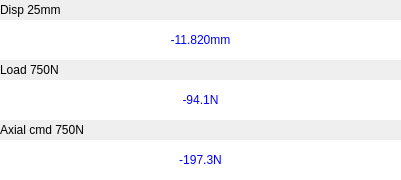
This is SWDev/SWDev/DispLoadAxial.ui in PingJian2019/sw-device as Qt 5 draws it before an edit. The edited form follows.
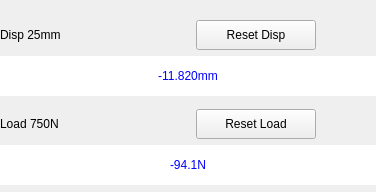
This is the edited form.

Patch:
```diff
--- a/SWDev/SWDev/DispLoadAxial.ui
+++ b/SWDev/SWDev/DispLoadAxial.ui
@@ -6,8 +6,8 @@
    <rect>
     <x>0</x>
     <y>0</y>
-    <width>401</width>
-    <height>180</height>
+    <width>376</width>
+    <height>192</height>
    </rect>
   </property>
   <property name="windowTitle">
@@ -15,14 +15,11 @@
   </property>
   <widget class="QWidget" name="centralwidget">
    <layout class="QVBoxLayout" name="verticalLayout">
-    <property name="spacing">
-     <number>0</number>
-    </property>
     <property name="leftMargin">
      <number>0</number>
     </property>
     <property name="topMargin">
-     <number>0</number>
+     <number>20</number>
     </property>
     <property name="rightMargin">
      <number>0</number>
@@ -31,17 +28,50 @@
      <number>0</number>
     </property>
     <item>
-     <widget class="QLabel" name="m_dispTitle">
-      <property name="minimumSize">
-       <size>
-        <width>0</width>
-        <height>20</height>
-       </size>
+     <layout class="QHBoxLayout" name="horizontalLayout">
+      <property name="rightMargin">
+       <number>60</number>
       </property>
-      <property name="text">
-       <string>Disp 25mm</string>
-      </property>
-     </widget>
+      <item>
+       <widget class="QLabel" name="m_dispTitle">
+        <property name="minimumSize">
+         <size>
+          <width>0</width>
+          <height>30</height>
+         </size>
+        </property>
+        <property name="text">
+         <string>Disp 25mm</string>
+        </property>
+       </widget>
+      </item>
+      <item>
+       <spacer name="horizontalSpacer_2">
+        <property name="orientation">
+         <enum>Qt::Horizontal</enum>
+        </property>
+        <property name="sizeHint" stdset="0">
+         <size>
+          <width>40</width>
+          <height>20</height>
+         </size>
+        </property>
+       </spacer>
+      </item>
+      <item>
+       <widget class="QPushButton" name="pushButton">
+        <property name="minimumSize">
+         <size>
+          <width>120</width>
+          <height>30</height>
+         </size>
+        </property>
+        <property name="text">
+         <string>Reset Disp</string>
+        </property>
+       </widget>
+      </item>
+     </layout>
     </item>
     <item>
      <widget class="QLabel" name="m_dispValue">
@@ -71,17 +101,63 @@
      </widget>
     </item>
     <item>
-     <widget class="QLabel" name="m_loadTitle">
-      <property name="minimumSize">
+     <spacer name="verticalSpacer_2">
+      <property name="orientation">
+       <enum>Qt::Vertical</enum>
+      </property>
+      <property name="sizeHint" stdset="0">
        <size>
-        <width>0</width>
-        <height>20</height>
+        <width>20</width>
+        <height>40</height>
        </size>
       </property>
-      <property name="text">
-       <string>Load 750N</string>
+     </spacer>
+    </item>
+    <item>
+     <layout class="QHBoxLayout" name="horizontalLayout_2">
+      <property name="rightMargin">
+       <number>60</number>
       </property>
-     </widget>
+      <item>
+       <widget class="QLabel" name="m_loadTitle">
+        <property name="minimumSize">
+         <size>
+          <width>0</width>
+          <height>20</height>
+         </size>
+        </property>
+        <property name="text">
+         <string>Load 750N</string>
+        </property>
+       </widget>
+      </item>
+      <item>
+       <spacer name="horizontalSpacer_3">
+        <property name="orientation">
+         <enum>Qt::Horizontal</enum>
+        </property>
+        <property name="sizeHint" stdset="0">
+         <size>
+          <width>40</width>
+          <height>20</height>
+         </size>
+        </property>
+       </spacer>
+      </item>
+      <item>
+       <widget class="QPushButton" name="pushButton_2">
+        <property name="minimumSize">
+         <size>
+          <width>120</width>
+          <height>30</height>
+         </size>
+        </property>
+        <property name="text">
+         <string>Reset Load</string>
+        </property>
+       </widget>
+      </item>
+     </layout>
     </item>
     <item>
      <widget class="QLabel" name="m_loadValue">
@@ -111,44 +187,17 @@
      </widget>
     </item>
     <item>
-     <widget class="QLabel" name="m_axialTitle">
-      <property name="minimumSize">
-       <size>
-        <width>0</width>
-        <height>20</height>
-       </size>
+     <spacer name="verticalSpacer">
+      <property name="orientation">
+       <enum>Qt::Vertical</enum>
       </property>
-      <property name="text">
-       <string>Axial cmd 750N</string>
-      </property>
-     </widget>
-    </item>
-    <item>
-     <widget class="QLabel" name="m_axialValue">
-      <property name="minimumSize">
+      <property name="sizeHint" stdset="0">
        <size>
-        <width>0</width>
+        <width>20</width>
         <height>40</height>
        </size>
       </property>
-      <property name="maximumSize">
-       <size>
-        <width>16777215</width>
-        <height>40</height>
-       </size>
-      </property>
-      <property name="styleSheet">
-       <string notr="true">color: rgb(0, 0, 255);
-font: 75 14pt &quot;Arial&quot;;
-background-color: rgb(255, 255, 255);</string>
-      </property>
-      <property name="text">
-       <string>-197.3N</string>
-      </property>
-      <property name="alignment">
-       <set>Qt::AlignCenter</set>
-      </property>
-     </widget>
+     </spacer>
     </item>
    </layout>
   </widget>
```
Left out of the diff: 2 changed lines with no effect on the pictures.
